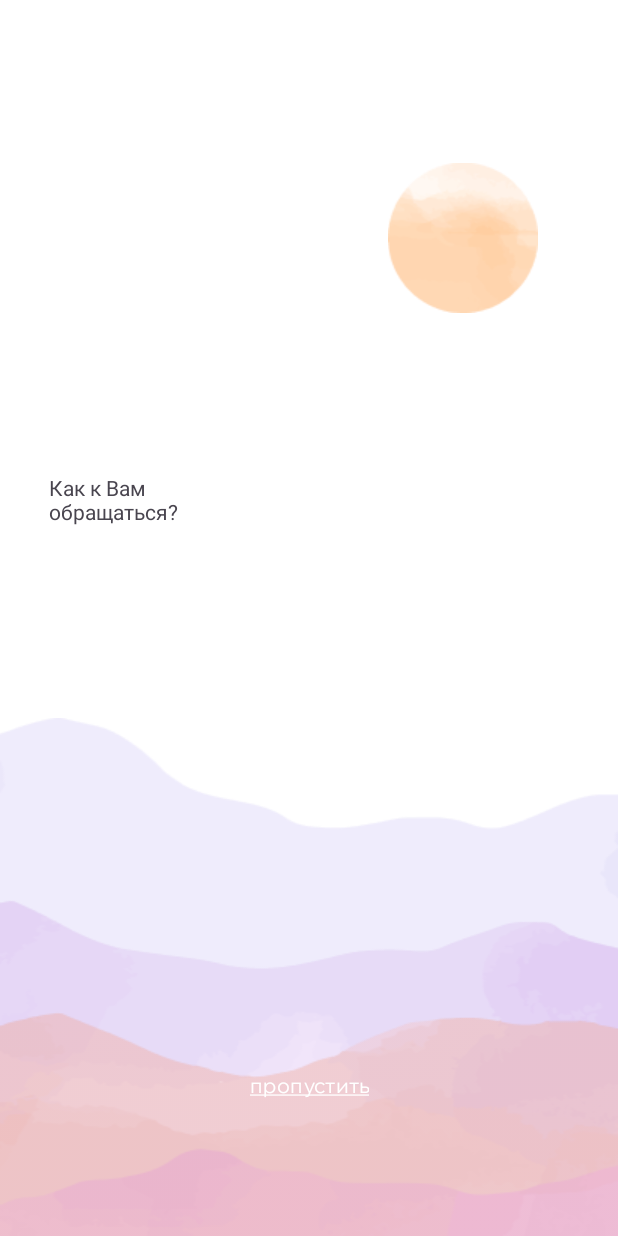
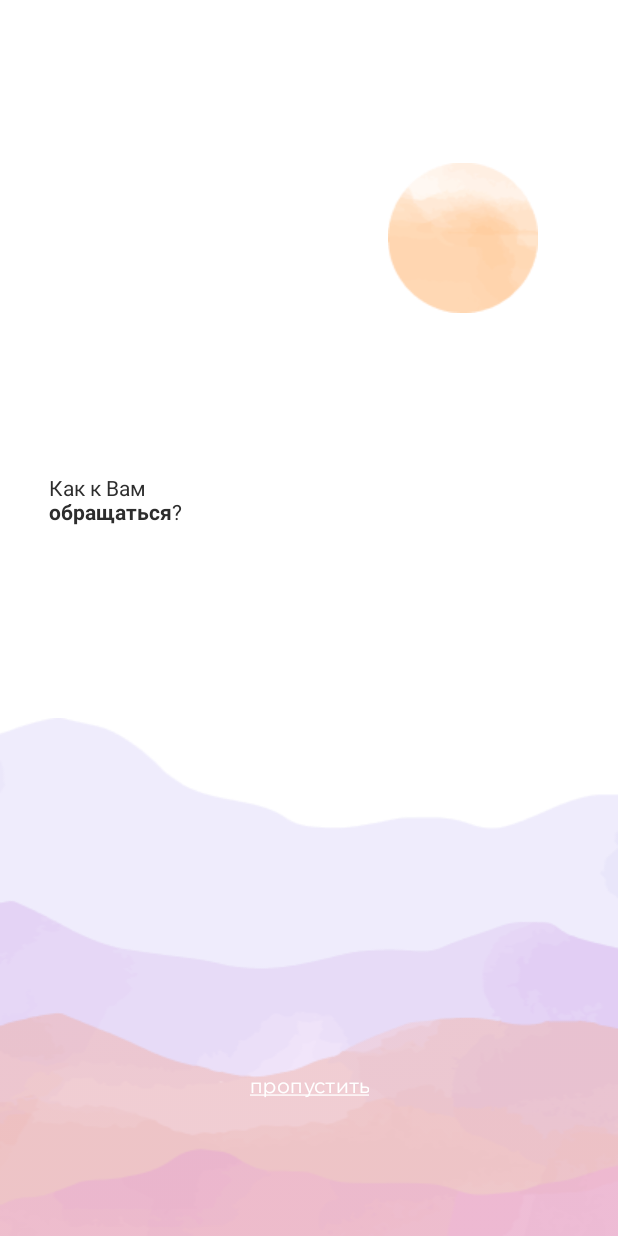
Before and after one commit to Pineapple-Practice-Mira/Android-App, an Android app: the InterNameFragment screen opened through its navigation route, on a phone screen of 412 x 824 dp. Run offline under Robolectric (Android 15) with nearby library versions, the light colour scheme and no system bars; our stand-ins replace Dagger/Hilt's generated code.

Commit message:
Анимация: Наступает утро и встает Солнце Освещает горы сверху вниз Текст в разных стилях

```diff
--- a/app/src/main/res/layout/fragment_inter_name.xml
+++ b/app/src/main/res/layout/fragment_inter_name.xml
@@ -58,6 +58,7 @@
         android:layout_width="wrap_content"
         android:layout_height="wrap_content"
         android:text="@string/whats_name"
+        android:textColor="@color/dark"
         app:layout_constraintBottom_toBottomOf="parent"
         app:layout_constraintEnd_toEndOf="parent"
         app:layout_constraintHorizontal_bias="0.1"
--- a/app/src/main/res/values/strings.xml
+++ b/app/src/main/res/values/strings.xml
@@ -32,5 +32,5 @@
 
     <string name="skip"><u>пропустить</u></string>
     <string name="complete"><u>завершить</u></string>
-    <string name="whats_name">Как к Вам\nобращаться?</string>
+    <string name="whats_name">Как к Вам\n<b>обращаться</b>?</string>
 </resources>
```
